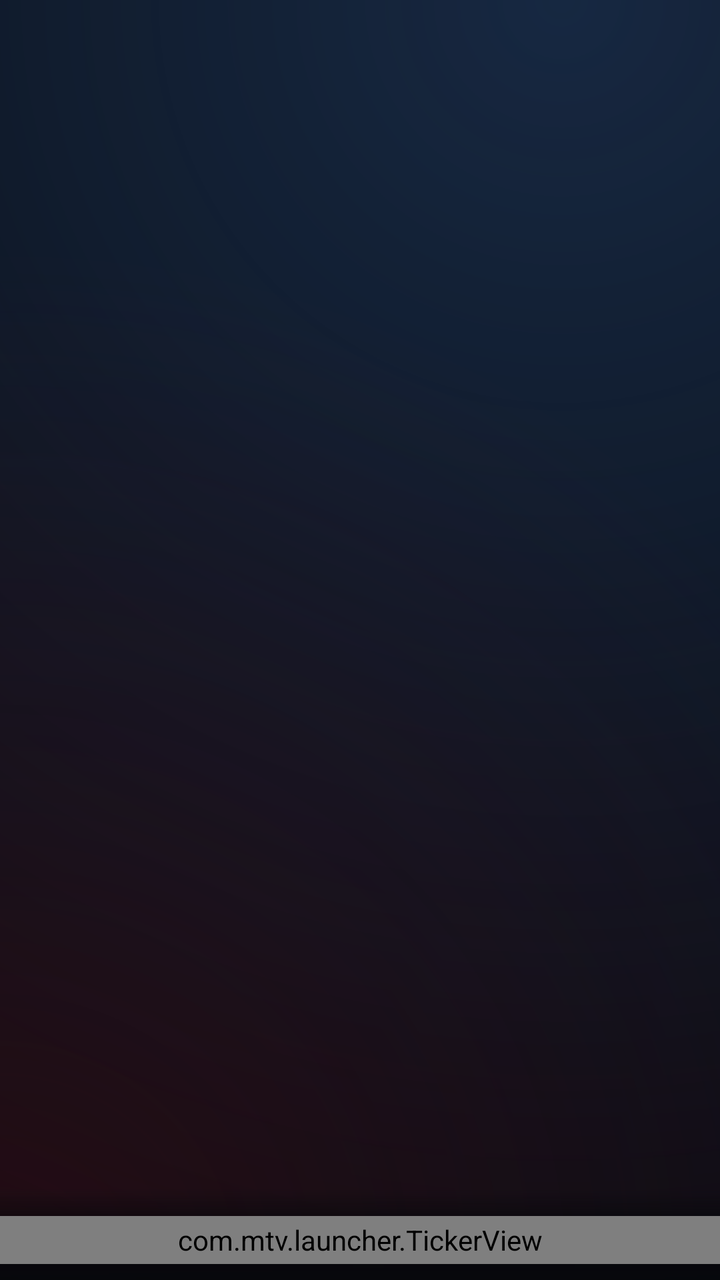
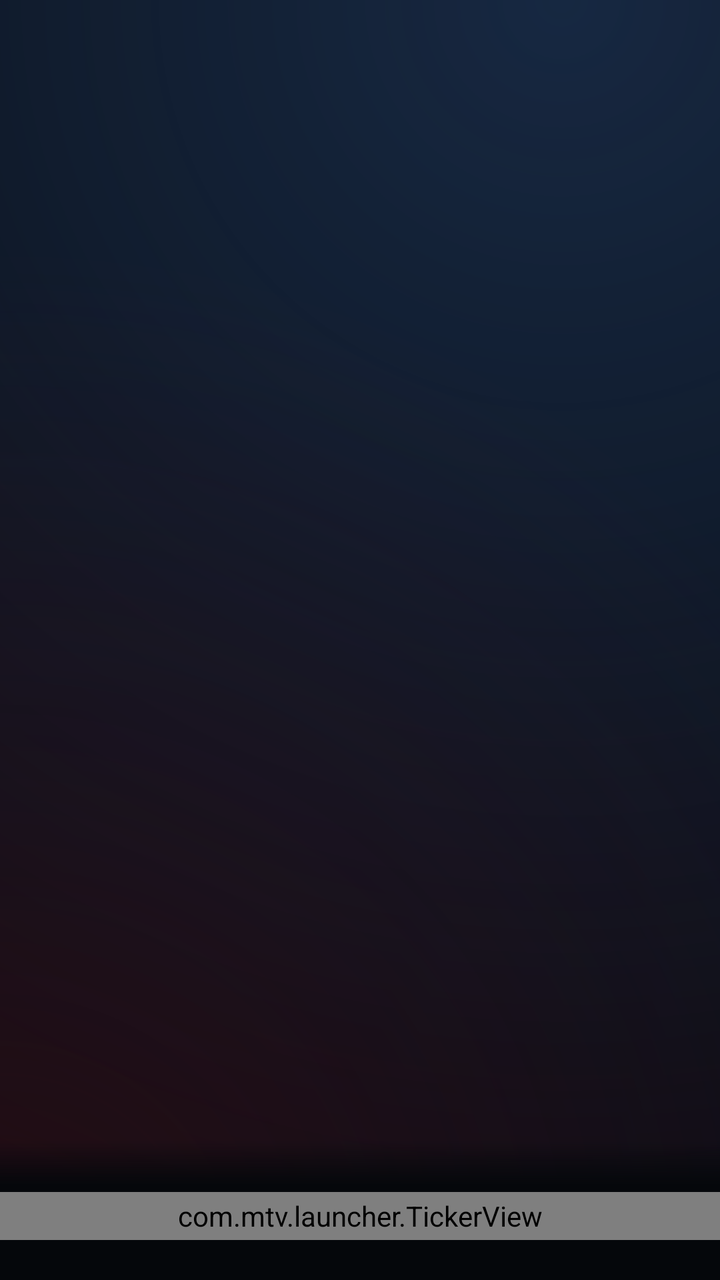

The first picture is an Android layout as it rendered before a commit; the second is the same layout after the commit. The layout source and the unified diff follow.
<!-- AndroidManifest.xml: application theme Theme.MtvLauncher -->
<!-- res/layout/activity_home.xml -->
<?xml version="1.0" encoding="utf-8"?>
<FrameLayout xmlns:android="http://schemas.android.com/apk/res/android"
    android:layout_width="match_parent"
    android:layout_height="match_parent"
    android:id="@+id/home_root"
    android:background="@drawable/dash_bg">

    <androidx.recyclerview.widget.RecyclerView
        android:id="@+id/rows"
        android:layout_width="match_parent"
        android:layout_height="match_parent"
        android:clipChildren="false"
        android:clipToPadding="false"
        android:paddingBottom="120dp"
        android:scrollbars="none" />

    
    <FrameLayout
        android:layout_width="match_parent"
        android:layout_height="46dp"
        android:layout_gravity="bottom"
        android:background="@drawable/ticker_bg">

        <com.mtv.launcher.TickerView
            android:id="@+id/ticker"
            android:layout_width="match_parent"
            android:layout_height="24dp"
            android:layout_gravity="bottom"
            android:layout_marginBottom="8dp" />
    </FrameLayout>

    
    <View
        android:id="@+id/top_scrim"
        android:layout_width="match_parent"
        android:layout_height="64dp"
        android:alpha="0"
        android:background="@drawable/top_scrim" />

    <LinearLayout
        android:layout_width="wrap_content"
        android:layout_height="wrap_content"
        android:layout_gravity="top|end"
        android:layout_marginTop="18dp"
        android:layout_marginEnd="32dp"
        android:gravity="center_vertical"
        android:orientation="horizontal">

        <TextView
            android:id="@+id/weather"
            android:layout_width="wrap_content"
            android:layout_height="wrap_content"
            android:layout_marginEnd="16dp"
            android:textColor="#9EFFFFFF"
            android:textSize="12sp" />

        <ImageView
            android:id="@+id/bell"
            android:layout_width="18dp"
            android:layout_height="18dp"
            android:alpha="0.9"
            android:importantForAccessibility="no"
            android:src="@drawable/ic_bell"
            android:visibility="gone" />

        <TextView
            android:id="@+id/bell_count"
            android:layout_width="wrap_content"
            android:layout_height="16dp"
            android:layout_marginStart="-5dp"
            android:layout_marginTop="-10dp"
            android:background="@drawable/badge_bg"
            android:gravity="center"
            android:minWidth="16dp"
            android:paddingHorizontal="4dp"
            android:textColor="#FFFFFFFF"
            android:textSize="9sp"
            android:textStyle="bold"
            android:visibility="gone" />

        <TextView
            android:id="@+id/clock"
            android:layout_width="wrap_content"
            android:layout_height="wrap_content"
            android:layout_marginStart="14dp"
            android:fontFamily="sans-serif-light"
            android:textColor="#FFFFFFFF"
            android:textSize="21sp" />
    </LinearLayout>
</FrameLayout>
<!-- resources referenced by this layout -->
<resources>
  <!-- drawable badge_bg (drawable) -->
  <?xml version="1.0" encoding="utf-8"?>
  <shape xmlns:android="http://schemas.android.com/apk/res/android" android:shape="rectangle">
      <corners android:radius="10dp" />
      <solid android:color="#FFFF453A" />
  </shape>
  <!-- drawable dash_bg (drawable) -->
  <?xml version="1.0" encoding="utf-8"?>
  <layer-list xmlns:android="http://schemas.android.com/apk/res/android">
      <item><color android:color="#FF06080D" /></item>
      <item>
          <shape>
              <gradient android:type="radial" android:centerX="0.78" android:centerY="0.0" android:gradientRadius="700dp"
                  android:startColor="#B31D3557" android:endColor="#001D3557" />
          </shape>
      </item>
      <item>
          <shape>
              <gradient android:type="radial" android:centerX="0.0" android:centerY="1.0" android:gradientRadius="520dp"
                  android:startColor="#8C3A0D16" android:endColor="#003A0D16" />
          </shape>
      </item>
  </layer-list>
  <!-- drawable ic_bell (drawable) -->
  <?xml version="1.0" encoding="utf-8"?>
  <vector xmlns:android="http://schemas.android.com/apk/res/android" android:width="24dp" android:height="24dp" android:viewportWidth="24" android:viewportHeight="24">
      <path android:fillColor="#FFFFFFFF" android:pathData="M12,22c1.1,0 2,-0.9 2,-2h-4c0,1.1 0.89,2 2,2zM18,16v-5c0,-3.07 -1.64,-5.64 -4.5,-6.32V4c0,-0.83 -0.67,-1.5 -1.5,-1.5s-1.5,0.67 -1.5,1.5v0.68C7.63,5.36 6,7.92 6,11v5l-2,2v1h16v-1l-2,-2z" />
  </vector>
  <!-- drawable ticker_bg (drawable) -->
  <?xml version="1.0" encoding="utf-8"?>
  <shape xmlns:android="http://schemas.android.com/apk/res/android">
      <gradient android:angle="90" android:startColor="#F205070B" android:centerColor="#D905070B" android:endColor="#0005070B" />
  </shape>
  <!-- drawable top_scrim (drawable) -->
  <?xml version="1.0" encoding="utf-8"?>
  <shape xmlns:android="http://schemas.android.com/apk/res/android">
      <gradient android:angle="270" android:startColor="#F207090F" android:centerColor="#B307090F" android:endColor="#0007090F" />
  </shape>
  <style name="Theme.MtvLauncher" parent="@android:style/Theme.DeviceDefault.NoActionBar">
          <item name="android:windowBackground">@android:color/black</item>
          <item name="android:windowShowWallpaper">false</item>
          <item name="android:windowNoTitle">true</item>
          <item name="android:windowFullscreen">true</item>
          <item name="android:windowAnimationStyle">@null</item>
      </style>
</resources>

<!-- the commit's change to res/layout/activity_home.xml (unified diff, before → after) -->
@@ -11,23 +11,34 @@
         android:layout_height="match_parent"
         android:clipChildren="false"
         android:clipToPadding="false"
-        android:paddingBottom="120dp"
+        android:paddingBottom="140dp"
         android:scrollbars="none" />
 
     
-    <FrameLayout
+    <LinearLayout
         android:layout_width="match_parent"
-        android:layout_height="46dp"
+        android:layout_height="wrap_content"
         android:layout_gravity="bottom"
-        android:background="@drawable/ticker_bg">
+        android:orientation="vertical">
 
-        <com.mtv.launcher.TickerView
-            android:id="@+id/ticker"
+        <View
             android:layout_width="match_parent"
-            android:layout_height="24dp"
-            android:layout_gravity="bottom"
-            android:layout_marginBottom="8dp" />
-    </FrameLayout>
+            android:layout_height="22dp"
+            android:background="@drawable/ticker_fade" />
+
+        <FrameLayout
+            android:layout_width="match_parent"
+            android:layout_height="48dp"
+            android:background="#FF05070B">
+
+            <com.mtv.launcher.TickerView
+                android:id="@+id/ticker"
+                android:layout_width="match_parent"
+                android:layout_height="24dp"
+                android:layout_gravity="top"
+                android:layout_marginTop="4dp" />
+        </FrameLayout>
+    </LinearLayout>
 
     
     <View
@@ -41,8 +52,8 @@
         android:layout_width="wrap_content"
         android:layout_height="wrap_content"
         android:layout_gravity="top|end"
-        android:layout_marginTop="18dp"
-        android:layout_marginEnd="32dp"
+        android:layout_marginTop="24dp"
+        android:layout_marginEnd="44dp"
         android:gravity="center_vertical"
         android:orientation="horizontal">
 
@@ -74,7 +85,7 @@
             android:minWidth="16dp"
             android:paddingHorizontal="4dp"
             android:textColor="#FFFFFFFF"
-            android:textSize="9sp"
+            android:textSize="10.5sp"
             android:textStyle="bold"
             android:visibility="gone" />
 
<!-- resource entries referenced after the edit -->
@@ -28,10 +28,10 @@
   <vector xmlns:android="http://schemas.android.com/apk/res/android" android:width="24dp" android:height="24dp" android:viewportWidth="24" android:viewportHeight="24">
       <path android:fillColor="#FFFFFFFF" android:pathData="M12,22c1.1,0 2,-0.9 2,-2h-4c0,1.1 0.89,2 2,2zM18,16v-5c0,-3.07 -1.64,-5.64 -4.5,-6.32V4c0,-0.83 -0.67,-1.5 -1.5,-1.5s-1.5,0.67 -1.5,1.5v0.68C7.63,5.36 6,7.92 6,11v5l-2,2v1h16v-1l-2,-2z" />
   </vector>
-  <!-- drawable ticker_bg (drawable) -->
+  <!-- drawable ticker_fade (drawable) -->
   <?xml version="1.0" encoding="utf-8"?>
   <shape xmlns:android="http://schemas.android.com/apk/res/android">
-      <gradient android:angle="90" android:startColor="#F205070B" android:centerColor="#D905070B" android:endColor="#0005070B" />
+      <gradient android:angle="90" android:startColor="#FF05070B" android:endColor="#0005070B" />
   </shape>
   <!-- drawable top_scrim (drawable) -->
   <?xml version="1.0" encoding="utf-8"?>
